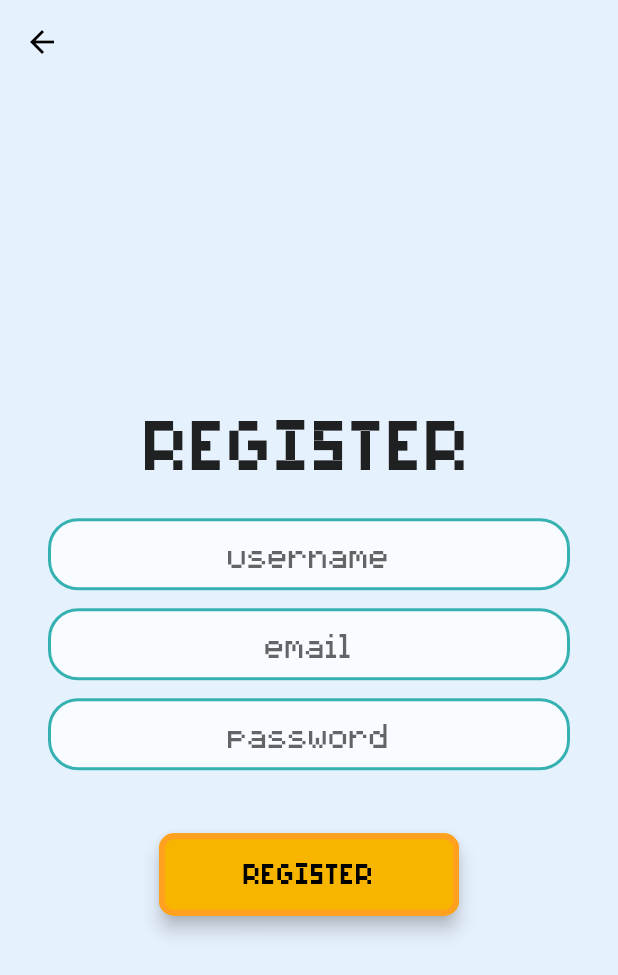
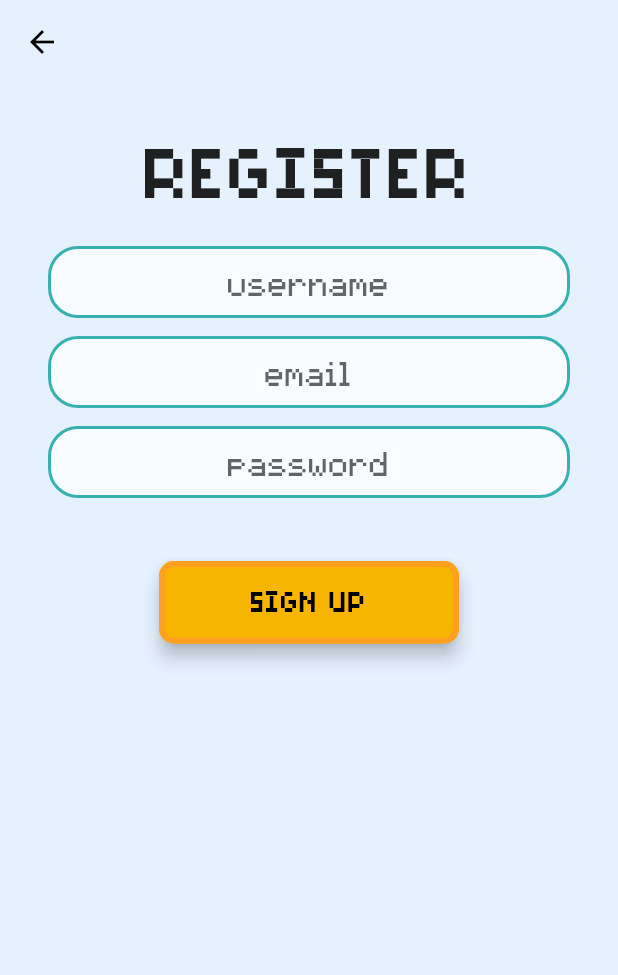
Before and after one commit to lalalawson/atech-orbital, a Flutter app: the RegistrationPage screen opened by its route, on a phone screen of 412 x 824 dp. Shown: the top 975 px of the screen. Run offline on Flutter 3.47's test engine with Material 2 defaults, Android fonts, the phone set to English and light mode, and no system bars; our stand-ins replace animated_text_kit, cloud_firestore, firebase_auth, modal_progress_hud, timer_count_down; missing offline and left inert: flutter_list_drag_and_drop; accounts and stored records are empty.

Commit message:
edited layout of login n registration screen so that pixels will not overflow

```diff
--- a/lib/login_page/registration_page.dart
+++ b/lib/login_page/registration_page.dart
@@ -54,12 +54,13 @@ class _RegistrationPageState extends State<RegistrationPage>
     return ModalProgressHUD(
       inAsyncCall: showSpinner,
       child: Scaffold(
+        resizeToAvoidBottomInset: false,
         backgroundColor: silverwhite,
         appBar: MyAppBar(),
         body: Padding(
           padding: const EdgeInsets.all(32.0),
           child: Column(
-            mainAxisAlignment: MainAxisAlignment.center,
+            //mainAxisAlignment: MainAxisAlignment.center,
             children: [
               Center(
                 child: Text(
@@ -171,7 +172,8 @@ class _RegistrationPageState extends State<RegistrationPage>
                         });
 
                         if (newUser != null) {
-                          Navigator.pushNamed(context, credentialsPage);
+                          Navigator.pushReplacementNamed(
+                              context, credentialsPage);
                           setState(() {
                             showSpinner = false;
                           });
@@ -183,7 +185,7 @@ class _RegistrationPageState extends State<RegistrationPage>
                     child: Padding(
                       padding: const EdgeInsets.all(16.0),
                       child: Text(
-                        "Register",
+                        "Sign Up",
                         style: TextStyle(
                           fontSize: 20,
                           fontFamily: 'pixelsix',
```
Also changed, not shown: lib/login_page/credentials_page.dart (+3 -6 lines).
